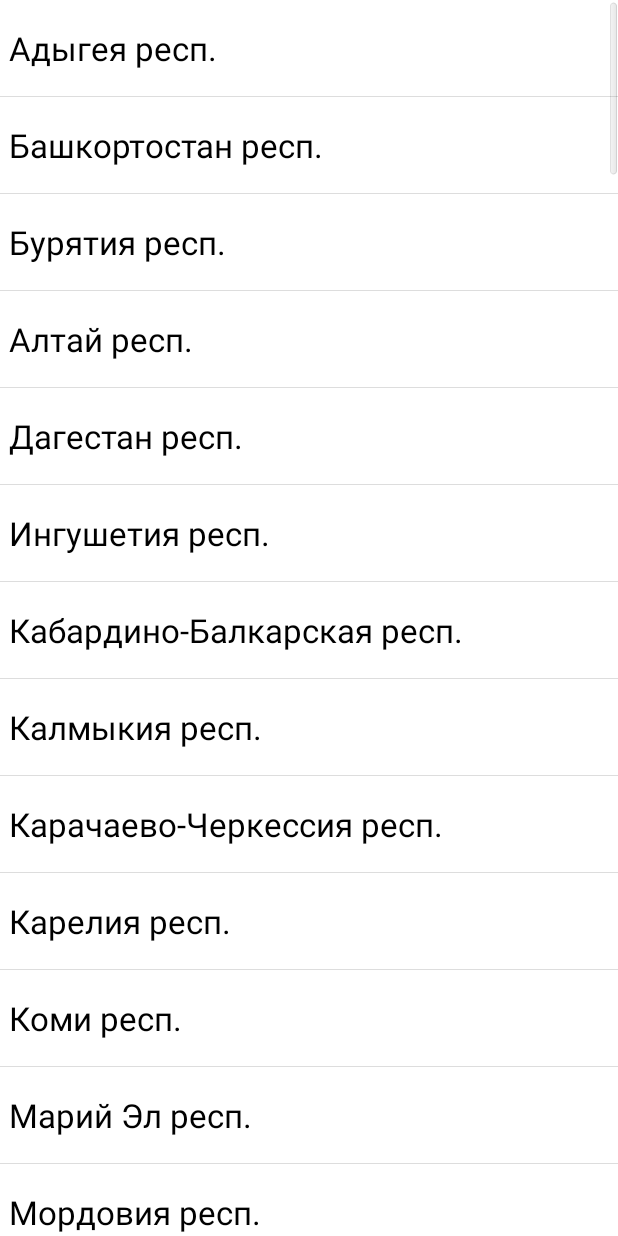
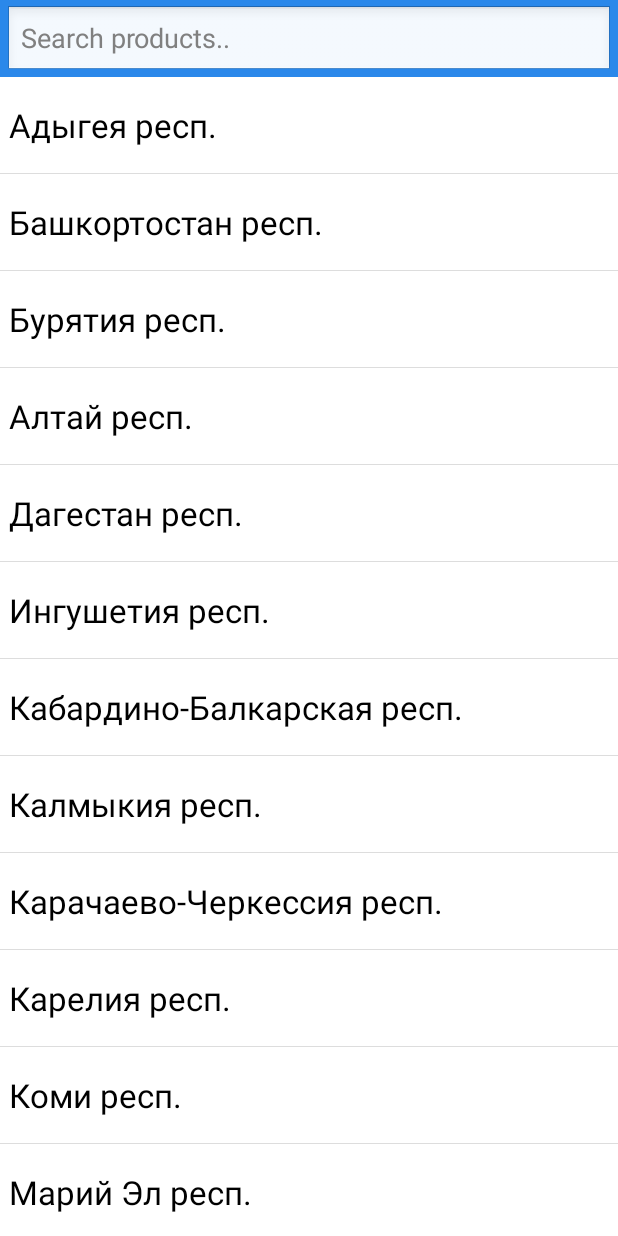
Before and after one commit to gorbin/gismeteo, an Android app: the RegionList screen opened directly, with no data from a screen before it, on a phone screen of 412 x 824 dp. Run offline under Robolectric (Android 15) with nearby library versions, the phone set to English and light mode, and no system bars.

Commit message:
RegionList search by name

```diff
--- a/src/main/AndroidManifest.xml
+++ b/src/main/AndroidManifest.xml
@@ -43,9 +43,9 @@
         </activity>
 		<receiver android:name="WeatherNotification" />
 		<service
-        android:enabled="true"
-        android:name="WeatherService">
-    </service>
+            android:enabled="true"
+            android:name="WeatherService">
+        </service>
     </application>
 
 </manifest>
--- a/src/main/java/com/example/gismeteo/RegionList.java
+++ b/src/main/java/com/example/gismeteo/RegionList.java
@@ -1,51 +1,49 @@
 package com.example.gismeteo;
 
 import android.app.Activity;
+import android.app.AlertDialog;
+import android.content.Context;
+import android.content.DialogInterface;
 import android.content.Intent;
+import android.os.AsyncTask;
 import android.os.Bundle;
+import android.text.Editable;
+import android.text.TextWatcher;
 import android.view.Menu;
 import android.view.View;
 import android.view.Window;
 import android.widget.AdapterView;
 import android.widget.ArrayAdapter;
+import android.widget.EditText;
 import android.widget.ListView;
+import android.widget.ProgressBar;
+
 import org.xmlpull.v1.XmlPullParser;
 import org.xmlpull.v1.XmlPullParserException;
 import java.io.IOException;
 import java.util.ArrayList;
+import java.util.concurrent.ExecutionException;
 
-public class RegionList extends Activity implements AdapterView.OnItemClickListener {
+public class RegionList extends Activity implements AdapterView.OnItemClickListener, XMLTaskListener {
 	private final static String REG_NAME = "region_name", REGION = "region", EXIT = "EXIT";
     private ListView regionListView;
+    private EditText inputSearch;
     private ArrayList<String> regionList = new ArrayList<String>();
+    private ArrayAdapter<String> adapter;
+    private ProgressBar progress;
+    private XMLTask regionFind;
+    private boolean active = false;
 	@Override
 	public void onCreate(Bundle savedInstanceState) {
  		super.onCreate(savedInstanceState);
 		requestWindowFeature(Window.FEATURE_NO_TITLE);
 		setContentView(R.layout.regions);
+        active = true;
+        progress = (ProgressBar) findViewById(R.id.progressBar);
 		regionListView = (ListView)findViewById(R.id.region_list);
 		regionListView.setOnItemClickListener(this);
-		XmlPullParser xpp = this.getResources().getXml(R.xml.gismeteo_city);
-		String tagName = new String();
-        try {
-            while (xpp.getEventType() != XmlPullParser.END_DOCUMENT) {
-                if(xpp.getEventType() == XmlPullParser.START_TAG) {
-                    tagName = xpp.getName();
-                }
-                if(xpp.getEventType() == XmlPullParser.TEXT) {
-                    if (tagName.equals(REG_NAME)){
-                        regionList.add(xpp.getText());
-                    }
-                }
-                xpp.next();
-            }
-        } catch (XmlPullParserException e) {
-            e.printStackTrace();
-        } catch (IOException e) {
-            e.printStackTrace();
-        }
-        ArrayAdapter<String> adapter = new ArrayAdapter<String>(this, android.R.layout.simple_list_item_1,regionList);
-		regionListView.setAdapter(adapter);
+        regionFind = new XMLTask(this, regionList, this);
+        regionFind.execute();
 	}
 	@Override
 	public boolean onCreateOptionsMenu(Menu menu) {
@@ -62,6 +60,7 @@ public class RegionList extends Activity implements AdapterView.OnItemClickListe
     }
 	@Override
 	public void onBackPressed() {
+        active = false;
 		if(getCallingActivity().getClassName().equals(SplashScreen.class)){
 			Intent intent = new Intent(getApplicationContext(), SplashScreen.class);
 			intent.setFlags(Intent.FLAG_ACTIVITY_CLEAR_TOP);
@@ -69,4 +68,101 @@ public class RegionList extends Activity implements AdapterView.OnItemClickListe
 			startActivity(intent);
 		} else { finish();}
 	}
+
+    @Override
+    public void onXMLTaskComplete(ArrayList<String> regionList) {
+        progress.setVisibility(View.INVISIBLE);
+        adapter = new ArrayAdapter<String>(this, android.R.layout.simple_list_item_1,regionList);
+        regionListView.setAdapter(adapter);
+        inputSearch = (EditText) findViewById(R.id.inputSearch);
+        inputSearch.addTextChangedListener(new TextWatcher() {
+
+            @Override
+            public void onTextChanged(CharSequence cs, int arg1, int arg2, int arg3) {
+                RegionList.this.adapter.getFilter().filter(cs);
+            }
+
+            @Override
+            public void beforeTextChanged(CharSequence arg0, int arg1, int arg2,
+                                          int arg3) {
+
+            }
+
+            @Override
+            public void afterTextChanged(Editable arg0) {
+
+            }
+        });
+    }
+
+    class XMLTask extends AsyncTask<Void, Void, ArrayList<String>> {
+        private Context context;
+        private ArrayList<String> taskRegionList;
+        private XMLTaskListener callback;
+
+        public XMLTask(Context context, ArrayList<String> regionList, XMLTaskListener callback) {
+            this.context = context;
+            this.taskRegionList = regionList;
+            this.callback = callback;
+        }
+        @Override
+        protected void onPreExecute() {
+            super.onPreExecute();
+        }
+        @Override
+        protected ArrayList<String> doInBackground(Void... params) {
+            XmlPullParser xpp = context.getResources().getXml(R.xml.gismeteo_city);
+            String tagName = new String();
+            try {
+                while (xpp.getEventType() != XmlPullParser.END_DOCUMENT) {
+                    if(xpp.getEventType() == XmlPullParser.START_TAG) {
+                        tagName = xpp.getName();
+                    }
+                    if(xpp.getEventType() == XmlPullParser.TEXT) {
+                        if (tagName.equals(REG_NAME)){
+                            taskRegionList.add(xpp.getText());
+                        }
+                    }
+                    xpp.next();
+                }
+                return taskRegionList;
+            } catch (XmlPullParserException e) {
+                e.printStackTrace();
+                return null;
+            } catch (IOException e) {
+                e.printStackTrace();
+                return null;
+            }
+        }
+        @Override
+        protected void onPostExecute(ArrayList<String> result) {
+            super.onPostExecute(result);
+            if(result == null) {
+                alert(context.getString(R.string.error), context);
+            } else {
+                callback.onXMLTaskComplete(result);
+            }
+        }
+
+    }
+    public void alert(String message, Context context){
+        AlertDialog.Builder ad = new AlertDialog.Builder(this);
+        ad.setMessage(message);
+        ad.setCancelable(true);
+        ad.setPositiveButton(context.getString(R.string.close),	new DialogInterface.OnClickListener() {
+            public void onClick(DialogInterface dialog, int id) {
+                dialog.cancel();
+                finish();
+            }
+        }).create().show();
+        ad.setOnCancelListener(new DialogInterface.OnCancelListener() {
+            public void onCancel(DialogInterface dialog) {
+                finish();
+                return;
+            }
+        });
+        if(active) {
+            ad.show();
+        }
+    }
 }
--- a/src/main/java/com/example/gismeteo/SplashScreen.java
+++ b/src/main/java/com/example/gismeteo/SplashScreen.java
@@ -42,6 +42,8 @@ public class SplashScreen extends Activity implements RegionTaskListener, Foreca
     @Override
     protected void onResume() {
         super.onResume();
+        Intent intent = getIntent();
+        region = intent.getStringExtra(REGION);
 		if (region.length() == 0){
         showRegion();
 		} else {
@@ -84,13 +86,13 @@ public class SplashScreen extends Activity implements RegionTaskListener, Foreca
 	}
 
     class RegionTask extends AsyncTask<Void, String, String> {
-        private Activity thisContext;
+        private Context thisContext;
 		private String region;
 		private GetLocation gl;
         private RegionTaskListener callback;
         private final String THREAD_WAIT = "getLoc";
 
-		public RegionTask(Activity context, String region, RegionTaskListener callback) {
+		public RegionTask(Context context, String region, RegionTaskListener callback) {
             thisContext = context;
 			this.region = region;
             this.callback = callback;
--- /dev/null
+++ b/src/main/java/com/example/gismeteo/XMLTaskListener.java
@@ -0,0 +1,7 @@
+package com.example.gismeteo;
+
+import java.util.ArrayList;
+
+public interface XMLTaskListener {
+    public void onXMLTaskComplete(ArrayList<String> regionList);
+}
--- a/src/main/res/layout/regions.xml
+++ b/src/main/res/layout/regions.xml
@@ -1,18 +1,37 @@
-<RelativeLayout xmlns:android="http://schemas.android.com/apk/res/android"
-    xmlns:tools="http://schemas.android.com/tools"
-    android:layout_width="match_parent"
-    android:layout_height="match_parent"
-    android:paddingLeft="@dimen/activity_horizontal_margin"
-    android:paddingRight="@dimen/activity_horizontal_margin"
-    android:paddingTop="@dimen/activity_vertical_margin"
-    android:paddingBottom="@dimen/activity_vertical_margin">
+<LinearLayout
+        android:layout_width="fill_parent"
+        android:layout_height="fill_parent"
+        xmlns:android="http://schemas.android.com/apk/res/android"
+        android:orientation="vertical"
+        android:background="@color/gismeteo"
+        android:paddingTop="@dimen/activity_vertical_margin"
+        android:paddingBottom="@dimen/activity_vertical_margin"
+        android:showDividers="none">
 
+    <EditText
+            android:id="@+id/inputSearch"
+            android:layout_width="match_parent"
+            android:layout_height="wrap_content"
+            android:hint="Search products.."
+            android:inputType="textVisiblePassword"
+            android:layout_marginTop="@dimen/edittext_top_margin"
+            android:layout_marginLeft="@dimen/edittext_left_margin"
+            android:layout_marginRight="@dimen/edittext_right_margin"/>
     <ListView
             android:layout_width="match_parent"
+            android:layout_height="match_parent"
+            android:id="@+id/region_list"
+            android:choiceMode="singleChoice"
+            android:layout_below="@+id/inputSearch"
+            android:layout_alignParentLeft="true"
+            android:background="@color/white"/>
+
+    <ProgressBar
+            style="?android:attr/progressBarStyleSmall"
+            android:layout_width="wrap_content"
             android:layout_height="wrap_content"
-			android:layout_alignParentTop="true"
-            android:layout_alignParentLeft="true"
-            android:id="@+id/region_list"
-            android:choiceMode="singleChoice"/>
+            android:id="@+id/progressBar"
+            android:layout_centerVertical="true"
+            android:layout_centerHorizontal="true"/>
 
-</RelativeLayout>
+</LinearLayout>
--- a/src/main/res/menu/main.xml
+++ b/src/main/res/menu/main.xml
@@ -1,7 +1,9 @@
-<menu xmlns:android="http://schemas.android.com/apk/res/android">
+<menu xmlns:android="http://schemas.android.com/apk/res/android"
+        >
 	<item android:id="@+id/listregion"
-          android:title="@string/listreg_button" />
+          android:title="@string/listreg_button"
+            android:layout_width="match_parent"/>
 
-    <item android:id="@+id/service_mbtn"/>
-	<item android:id="@+id/service_mbtn2"/>
+    <item android:id="@+id/service_mbtn" android:layout_width="match_parent"/>
+	<item android:id="@+id/service_mbtn2" android:layout_width="match_parent"/>
 </menu>
--- a/src/main/res/values/dimens.xml
+++ b/src/main/res/values/dimens.xml
@@ -2,4 +2,7 @@
     <!-- Default screen margins, per the Android Design guidelines. -->
     <dimen name="activity_horizontal_margin">0dp</dimen>
     <dimen name="activity_vertical_margin">0dp</dimen>
+    <dimen name="edittext_top_margin">3dp</dimen>
+    <dimen name="edittext_left_margin">3dp</dimen>
+    <dimen name="edittext_right_margin">3dp</dimen>
 </resources>
```
